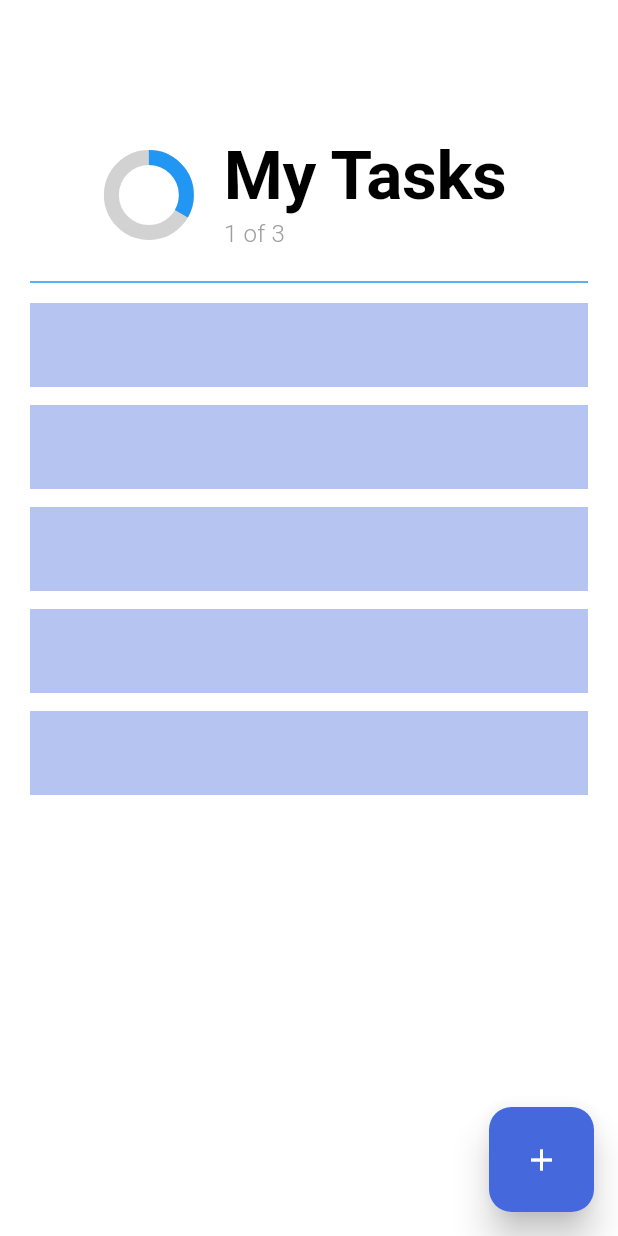
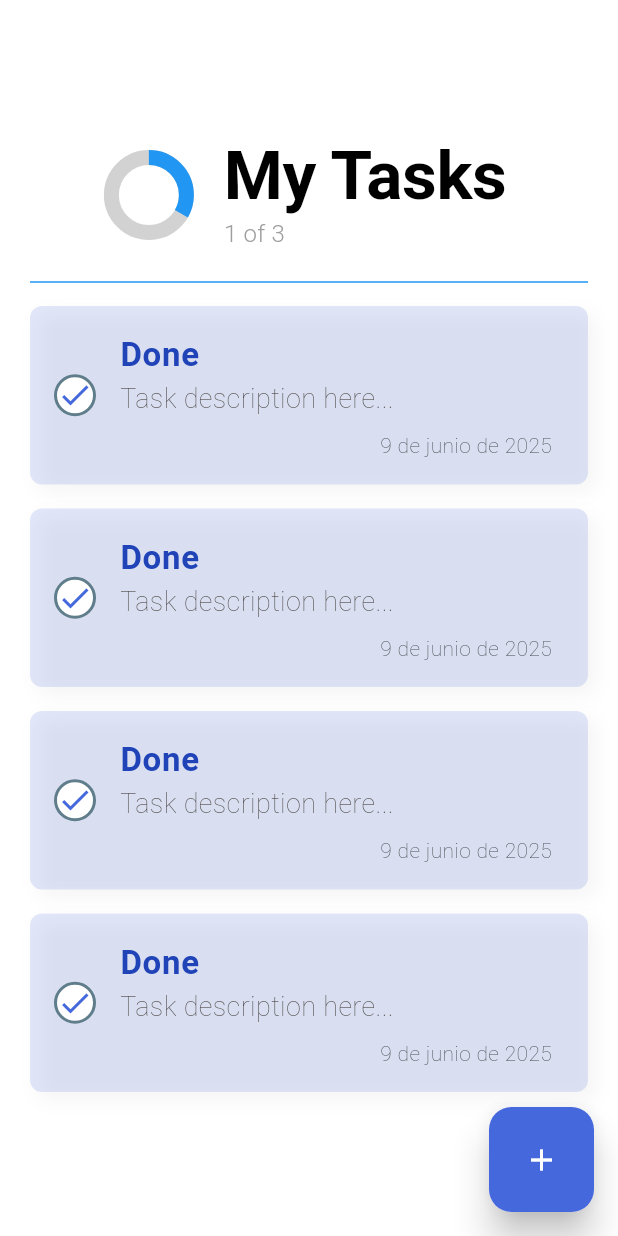
Before and after one commit to Maopos/Tasks-Flutter, a Flutter app: the screen it shows after launch, on a phone screen of 412 x 824 dp. Run offline on Flutter 3.47's test engine with Material 3 defaults, Android fonts, the phone set to English and light mode, and no system bars; missing offline and left inert: ftoast, panara_dialogs.

Commit message:
refactor(home): extract task item widget and update list view
- Extract task item UI into separate TaskItem widget for better maintainability
- Update home view to use the new TaskItem component
- Fix debug print formatting in add task button

```diff
--- a/lib/views/home/home_view.dart
+++ b/lib/views/home/home_view.dart
@@ -1,7 +1,7 @@
 import 'package:flutter/material.dart';
-import 'package:tasks/utils/app_colors.dart';
 import 'package:tasks/views/home/widget/add_task_button.dart';
 import 'package:tasks/views/home/widget/app_bar.dart';
+import 'package:tasks/views/home/widget/task_item.dart';
 
 class HomeView extends StatefulWidget {
   const HomeView({super.key});
@@ -45,17 +45,10 @@ class HomeBody extends StatelessWidget {
             width: double.infinity,
             height: 745,
             child: ListView.builder(
-              itemCount: 5,
+              itemCount: 4,
               scrollDirection: Axis.vertical,
               itemBuilder: (context, index) {
-                return AnimatedContainer(
-                  margin: EdgeInsets.symmetric(horizontal: 20, vertical: 6),
-                  decoration: BoxDecoration(
-                    color: AppColors.primaryColor.withAlpha(100),
-                  ),
-                  duration: const Duration(milliseconds: 600),
-                  child: ListTile(),
-                );
+                return TaskItem();
               },
             ),
           ),
--- a/lib/views/home/widget/add_task_button.dart
+++ b/lib/views/home/widget/add_task_button.dart
@@ -10,7 +10,7 @@ class AddTaskButton extends StatelessWidget {
   Widget build(BuildContext context) {
     return GestureDetector(
       onTap: () {
-        debugPrint(' 💡 Go to tasks view...');
+        debugPrint('💡 Go to tasks view...');
       },
       child: Material(
         borderRadius: BorderRadius.circular(15),
--- /dev/null
+++ b/lib/views/home/widget/task_item.dart
@@ -0,0 +1,92 @@
+import 'package:flutter/material.dart';
+import 'package:tasks/utils/app_colors.dart';
+
+class TaskItem extends StatelessWidget {
+  const TaskItem({super.key});
+
+  @override
+  Widget build(BuildContext context) {
+    return AnimatedContainer(
+      margin: EdgeInsets.symmetric(horizontal: 20, vertical: 8),
+
+      decoration: BoxDecoration(
+        color: AppColors.primaryColor.withAlpha(40),
+        borderRadius: BorderRadius.circular(8),
+        boxShadow: [
+          BoxShadow(
+            color: Colors.black.withAlpha(10),
+            offset: Offset(5, 5),
+            blurRadius: 10,
+          ),
+        ],
+      ),
+      duration: const Duration(milliseconds: 600),
+      child: ListTile(
+        /// Check
+        leading: GestureDetector(
+          onTap: () {
+            debugPrint("📒 Select task...");
+          },
+          child: AnimatedContainer(
+            duration: const Duration(milliseconds: 600),
+            decoration: BoxDecoration(
+              color: const Color.fromARGB(255, 255, 255, 255),
+              shape: BoxShape.circle,
+              border: Border.all(color: Colors.blueGrey, width: 2),
+            ),
+            child: const Icon(Icons.check, color: AppColors.primaryColor),
+          ),
+        ),
+
+        /// Task title
+        title: const Padding(
+          padding: EdgeInsets.only(top: 8),
+          child: Text(
+            "Done",
+            style: TextStyle(
+              color: Color.fromARGB(255, 32, 68, 184),
+              fontWeight: FontWeight.w600,
+              fontSize: 22,
+              // decoration: TextDecoration.lineThrough,
+            ),
+          ),
+        ),
+
+        /// Task Subtitle
+        subtitle: Column(
+          crossAxisAlignment: CrossAxisAlignment.start,
+          children: [
+            Text(
+              "Task description here...",
+              style: TextStyle(
+                color: Color.fromARGB(255, 85, 81, 81),
+                fontWeight: FontWeight.w200,
+                fontSize: 18,
+              ),
+            ),
+
+            /// Task date
+            Align(
+              alignment: Alignment.centerRight,
+              child: Padding(
+                padding: const EdgeInsets.only(top: 8, bottom: 8),
+                child: Column(
+                  children: [
+                    Text(
+                      '9 de junio de 2025',
+                      style: TextStyle(
+                        color: Colors.black87,
+                        fontSize: 14,
+                        fontWeight: FontWeight.w100,
+                      ),
+                    ),
+                  ],
+                ),
+              ),
+            ),
+          ],
+        ),
+      ),
+    );
+  }
+}
```
